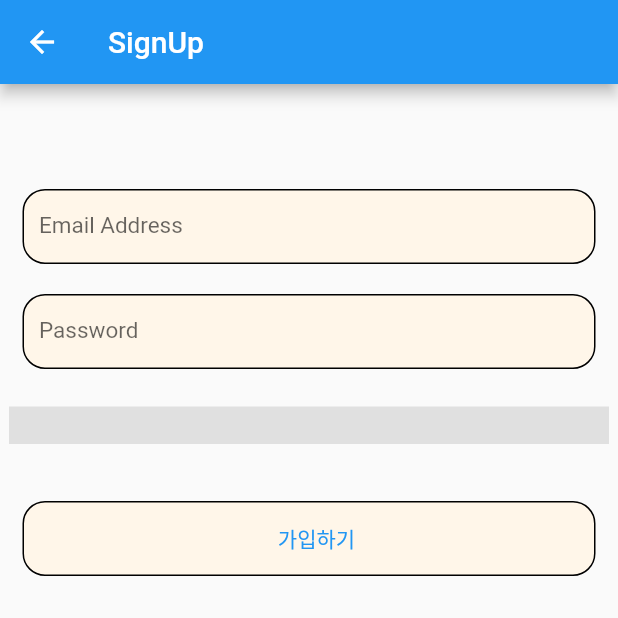
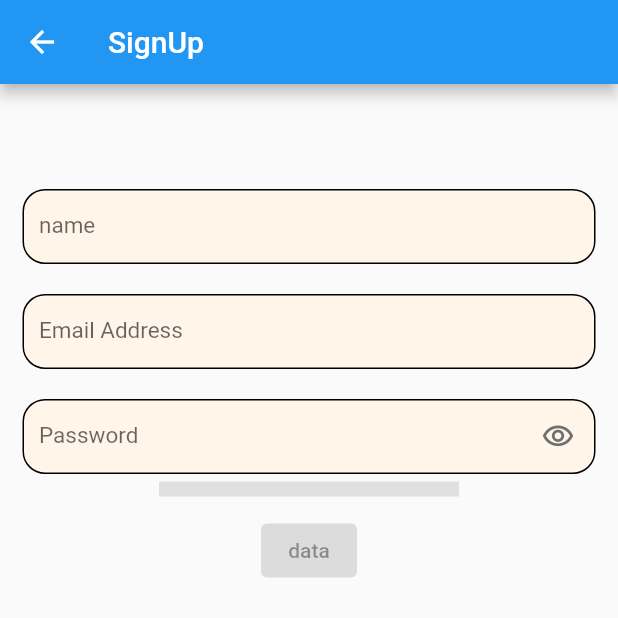
Before and after one commit to DDusy/FlutterApp, a Flutter app: the signup_route screen opened directly, on a phone screen of 412 x 824 dp, the top half of it. Run offline on Flutter 3.47's test engine with Material 2 defaults, Android fonts, the phone set to English and light mode, and no system bars; our stand-ins replace firebase_auth, firebase_core; accounts and stored records are empty.

Commit message:
버튼만들기  임시
네임칸 추가

```diff
--- /dev/null
+++ b/lib/custom_class/c_filledbutton.dart
@@ -0,0 +1,49 @@
+import 'package:flutter/material.dart';
+
+// ignore: must_be_immutable
+class FilledButton extends StatefulWidget {
+  final Text hintText;
+  final VoidCallback func;
+  bool enabledbutton = false;
+  bool isVisible;
+
+  FilledButton(
+      {Key? key,
+      required this.hintText,
+      required this.func,
+      this.enabledbutton = false,
+      this.isVisible = false})
+      : super(key: key);
+
+  @override
+  // ignore: no_logic_in_create_state
+  State<FilledButton> createState() =>
+      _FilledButtonState(hintText, func, enabledbutton, isVisible);
+}
+
+class _FilledButtonState extends State<FilledButton> {
+  Text hintText;
+  VoidCallback func;
+
+  bool enabledbutton = false;
+  bool isVisible;
+
+  _FilledButtonState(
+      this.hintText, this.func, this.enabledbutton, this.isVisible);
+
+  @override
+  Widget build(BuildContext context) {
+    return ElevatedButton(
+      style: ElevatedButton.styleFrom(
+              // Text Color
+              onPrimary:
+                  Colors.white, //Theme.of(context).colorScheme.onPrimary,
+              // Box Color
+              primary: Colors.black //Theme.of(context).colorScheme.primary,
+              )
+          .copyWith(elevation: ButtonStyleButton.allOrNull(0.0)),
+      onPressed: enabledbutton ? func : null,
+      child: hintText,
+    );
+  }
+}
--- a/lib/main.dart
+++ b/lib/main.dart
@@ -2,7 +2,6 @@
 import 'package:flutter/material.dart';
 import 'package:firebase_core/firebase_core.dart';
 import 'firebase_options.dart';
-import 'package:myflutterapp/signup_route.dart';
 
 import 'pages/login_page.dart';
 
--- a/lib/pages/signup_route.dart
+++ b/lib/pages/signup_route.dart
@@ -4,6 +4,8 @@ import 'package:myflutterapp/custom_class/c_inputfield.dart';
 
 import 'package:firebase_core/firebase_core.dart';
 import 'package:firebase_auth/firebase_auth.dart';
+
+import 'package:myflutterapp/custom_class/c_filledbutton.dart';
 
 class signup_route extends StatefulWidget {
   const signup_route({Key? key}) : super(key: key);
@@ -13,10 +15,15 @@ class signup_route extends StatefulWidget {
 }
 
 class _signup_route extends State<signup_route> {
+  var newuserEmailController = TextEditingController();
+  var newuserNameController = TextEditingController();
+  var newuserPasswordController = TextEditingController();
 
-  var newuserEmailController = TextEditingController();
-  // var newuserNameController = TextEditingController();
-  var newuserPasswordController = TextEditingController();
+  bool isemptyemail = true;
+  bool isemptyName = true;
+  bool isemptypassword = true;
+
+  bool enabledbutton = false;
 
   late String _email = "";
   late String _password = "";
@@ -33,6 +40,7 @@ class _signup_route extends State<signup_route> {
     if (_password.isEmpty) {
       setState(() {
         _strength = 0;
+        _displayText = "";
       });
     } else if (_password.length < 6) {
       setState(() {
@@ -61,27 +69,52 @@ class _signup_route extends State<signup_route> {
     }
   }
 
+  @override
+  void initState() {
+    super.initState();
+
+    newuserNameController.addListener(() {
+      isemptyName = newuserNameController.text.isEmpty;
+
+      enabledbutton = !isemptyName && !isemptyemail && !isemptypassword;
+    });
+
+    newuserEmailController.addListener(() {
+      setState(() {
+        isemptyemail = newuserEmailController.text.isEmpty;
+
+        enabledbutton = !isemptyName && !isemptyemail && !isemptypassword;
+      });
+    });
+
+    newuserPasswordController.addListener(() {
+      setState(() {
+        isemptypassword = newuserPasswordController.text.isEmpty;
+
+        enabledbutton = !isemptyName && !isemptyemail && !isemptypassword;
+
+        _checkPassword(newuserPasswordController.text.trim());
+      });
+    });
+  }
+
   void signup() async {
     UserCredential userCredential;
 
-    try{
-      userCredential = await FirebaseAuth.instance.createUserWithEmailAndPassword(
-        email: newuserEmailController.text,
-        password: newuserPasswordController.text
-      );
-    }
-    on FirebaseAuthException catch (e){
-      if(e.code == 'weak-password'){
+    try {
+      userCredential = await FirebaseAuth.instance
+          .createUserWithEmailAndPassword(
+              email: newuserEmailController.text,
+              password: newuserPasswordController.text);
+    } on FirebaseAuthException catch (e) {
+      if (e.code == 'weak-password') {
         print('is too weak');
-      }
-      else if(e.code == 'email-already-in-use'){
+      } else if (e.code == 'email-already-in-use') {
         print('is already use');
-      }
-      else if(e.code == 'invalid-email'){
+      } else if (e.code == 'invalid-email') {
         print('invalid email');
       }
-    }
-    catch(e){
+    } catch (e) {
       print(e);
     }
   }
@@ -97,60 +130,33 @@ class _signup_route extends State<signup_route> {
             padding: const EdgeInsets.only(top: 50),
             child:
                 Column(mainAxisAlignment: MainAxisAlignment.start, children: [
-              // Email Address
-              Container(
+              InputField(
+                hintText: 'name',
                 padding: const EdgeInsets.only(left: 10),
                 margin: const EdgeInsets.fromLTRB(15, 20, 15, 0),
-                width: double.infinity,
-                height: 50,
-                decoration: BoxDecoration(
-                  color: const Color.fromARGB(255, 255, 246, 233),
-                  border: Border.all(color: Colors.black),
-                  borderRadius: const BorderRadius.all(Radius.circular(15)),
-                ),
-                child: TextField(
-                  obscureText: false,
-                  controller: newuserEmailController,
-                  decoration: const InputDecoration(
-                    labelText: 'Email Address',
-                    enabledBorder: InputBorder.none,
-                    focusedBorder: InputBorder.none,
-                    disabledBorder: InputBorder.none,
-                  ),
-                  style: const TextStyle(fontSize: 15),
-                  keyboardType: TextInputType.emailAddress,
-                ),
+                controller: newuserNameController,
+              ),
+
+              // Email Address
+              InputField(
+                hintText: 'Email Address',
+                padding: const EdgeInsets.only(left: 10),
+                margin: const EdgeInsets.fromLTRB(15, 20, 15, 0),
+                controller: newuserEmailController,
               ),
 
               // Password
-              Container(
+              InputField(
+                hintText: 'Password',
                 padding: const EdgeInsets.only(left: 10),
-                margin: const EdgeInsets.fromLTRB(15, 20, 15, 25),
-                width: double.infinity,
-                height: 50,
-                decoration: BoxDecoration(
-                  color: const Color.fromARGB(255, 255, 246, 233),
-                  border: Border.all(color: Colors.black),
-                  borderRadius: const BorderRadius.all(Radius.circular(15)),
-                ),
-                child: TextField(
-                  onChanged: (value) => _checkPassword(value),
-                  obscureText: false,
-                  controller: newuserPasswordController,
-                  decoration: const InputDecoration(
-                    labelText: 'Password',
-                    enabledBorder: InputBorder.none,
-                    focusedBorder: InputBorder.none,
-                    disabledBorder: InputBorder.none,
-                  ),
-                  style: const TextStyle(fontSize: 15),
-                  keyboardType: TextInputType.emailAddress,
-                ),
+                margin: const EdgeInsets.fromLTRB(15, 20, 15, 5),
+                isPassword: true,
+                controller: newuserPasswordController,
               ),
 
               SizedBox(
-                width: 400,
-                height: 25,
+                width: 200,
+                height: 10,
                 child: LinearProgressIndicator(
                   value: _strength,
                   backgroundColor: Colors.grey[300],
@@ -167,23 +173,9 @@ class _signup_route extends State<signup_route> {
 
               Text(
                 _displayText,
-                style: const TextStyle(fontSize: 15),
+                style: const TextStyle(fontSize: 10),
               ),
-              Container(
-                padding: const EdgeInsets.only(left: 10),
-                margin: const EdgeInsets.fromLTRB(15, 20, 15, 0),
-                width: double.infinity,
-                height: 50,
-                decoration: BoxDecoration(
-                  color: const Color.fromARGB(255, 255, 246, 233),
-                  border: Border.all(color: Colors.black),
-                  borderRadius: const BorderRadius.all(Radius.circular(15)),
-                ),
-                child: TextButton(
-                  onPressed: signup,
-                  child: const Text('가입하기'),
-                ),
-              ),
+              FilledButton(hintText: Text("data"), func: signup)
             ])));
   }
 }
```
Also changed, not shown: lib/custom_class/c_inputfield.dart (+17 -20 lines), lib/pages/login_page.dart (+20 -34 lines), lib/signup_route.dart (deleted, +0 -202 lines).
